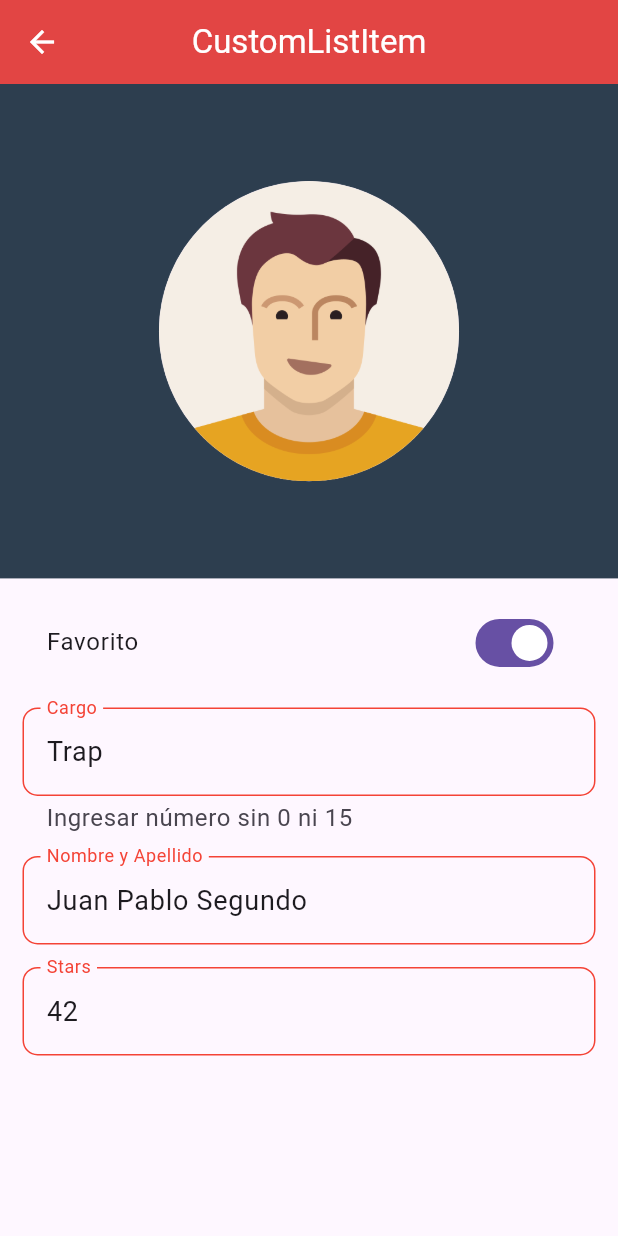
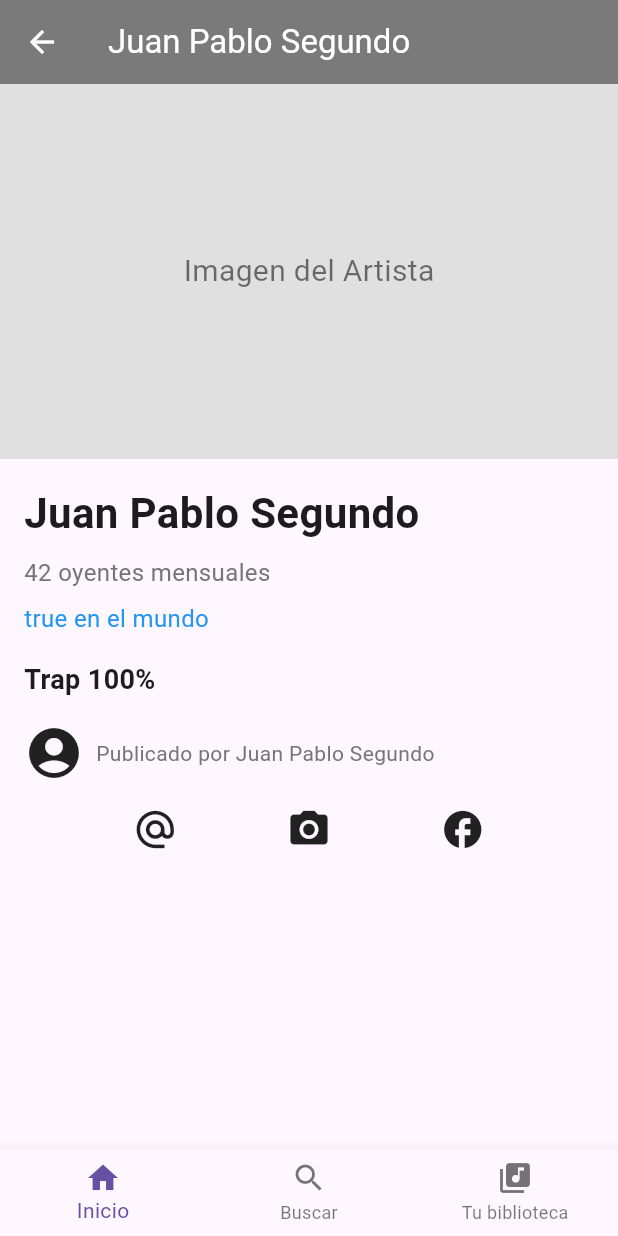
Before and after one commit to ublan/flutter_labo_4, a Flutter app: the ArtistasScreen screen opened by its route, after a tap on "Juan Pablo Segundo", on a phone screen of 412 x 824 dp. Run offline on Flutter 3.47's test engine with Material 3 defaults, Android fonts, the light colour scheme and no system bars.

Commit message:
nueva pantalla artistas_screen_item

```diff
--- a/lib/main.dart
+++ b/lib/main.dart
@@ -4,6 +4,7 @@ import 'package:flutter_guide_2024/providers/theme_provider.dart';
 import 'package:flutter_guide_2024/screens/screens.dart';
 import 'package:provider/provider.dart';
 import 'package:flutter_guide_2024/screens/artistas_screen.dart';
+import 'package:flutter_guide_2024/screens/artistas_screen_item.dart';
 
 void main() async {
   WidgetsFlutterBinding.ensureInitialized();
@@ -33,6 +34,7 @@ class MyApp extends StatelessWidget {
         routes: {
           'home': (context) => const HomeScreen(),
           'artistas_screen': (context) => ArtistasScreen(),
+          'artistas_screen_item': (context) => ArtistasScreenItem(),
           'design': (context) => const DesignScreen(),
           'listview_builder': (context) => const ListViewBuilderScreen(),
           'listview_separated': (context) => const ListViewSeparatedScreen(),
--- a/lib/screens/artistas_screen.dart
+++ b/lib/screens/artistas_screen.dart
@@ -17,13 +17,13 @@ class ArtistasScreen extends StatelessWidget {
         itemBuilder: (BuildContext context, int index) {
           return GestureDetector(
             onTap: () {
-              Navigator.pushNamed(context, 'custom_list_item',
+              Navigator.pushNamed(context, 'artistas_screen_item',
                   arguments: <String, dynamic>{
                     'avatar': elements[index][0],
                     'name': elements[index][1],
-                    'cargo': elements[index][2],
-                    'stars': elements[index][3],
-                    'favorite': elements[index][4],
+                    'genre': elements[index][2],
+                    'listeners': elements[index][3],
+                    'ranking': elements[index][4],
                   });
             },
             child: Container(
@@ -64,9 +64,7 @@ class ArtistasScreen extends StatelessWidget {
                     ),
                   ),
                   Icon(
-                    elements[index][4]
-                        ? Icons.star
-                        : Icons.star_border_outlined,
+                    elements[index][4] ? Icons.star : Icons.star_border_outlined,
                   ),
                   Text(elements[index][3].toString())
                 ],
--- /dev/null
+++ b/lib/screens/artistas_screen_item.dart
@@ -0,0 +1,95 @@
+import 'package:flutter/material.dart';
+
+class ArtistasScreenItem extends StatelessWidget {
+  const ArtistasScreenItem({Key? key}) : super(key: key);
+
+  @override
+  Widget build(BuildContext context) {
+    final args = ModalRoute.of(context)!.settings.arguments as Map<String, dynamic>;
+
+    return Scaffold(
+      appBar: AppBar(
+        title: Text(args['name']),
+      ),
+      body: Column(
+        crossAxisAlignment: CrossAxisAlignment.start,
+        children: [
+          Container(
+            width: double.infinity,
+            height: 250,
+            color: Colors.grey[300],
+            child: Center(
+              child: Text(
+                'Imagen del Artista',
+                style: TextStyle(fontSize: 20, color: Colors.black54),
+              ),
+            ),
+          ),
+          Padding(
+            padding: const EdgeInsets.all(16.0),
+            child: Column(
+              crossAxisAlignment: CrossAxisAlignment.start,
+              children: [
+                Text(
+                  args['name'],
+                  style: TextStyle(fontSize: 28, fontWeight: FontWeight.bold),
+                ),
+                const SizedBox(height: 8),
+                Text(
+                  '${args['listeners']} oyentes mensuales',
+                  style: TextStyle(fontSize: 16, color: Colors.grey[600]),
+                ),
+                const SizedBox(height: 8),
+                Text(
+                  '${args['ranking']} en el mundo',
+                  style: TextStyle(fontSize: 16, color: Colors.blue),
+                ),
+                const SizedBox(height: 16),
+                Text(
+                  '${args['genre']} 100%',
+                  style: TextStyle(fontSize: 18, fontWeight: FontWeight.bold),
+                ),
+                const SizedBox(height: 16),
+                Row(
+                  children: [
+                    Icon(Icons.account_circle, size: 40),
+                    const SizedBox(width: 8),
+                    Text(
+                      'Publicado por ${args['name']}',
+                      style: TextStyle(fontSize: 14, color: Colors.grey[600]),
+                    ),
+                  ],
+                ),
+                const SizedBox(height: 16),
+                Row(
+                  mainAxisAlignment: MainAxisAlignment.spaceEvenly,
+                  children: [
+                    Icon(Icons.alternate_email, size: 30),
+                    Icon(Icons.camera_alt, size: 30),
+                    Icon(Icons.facebook, size: 30),
+                  ],
+                ),
+              ],
+            ),
+          ),
+        ],
+      ),
+      bottomNavigationBar: BottomNavigationBar(
+        items: const [
+          BottomNavigationBarItem(
+            icon: Icon(Icons.home),
+            label: 'Inicio',
+          ),
+          BottomNavigationBarItem(
+            icon: Icon(Icons.search),
+            label: 'Buscar',
+          ),
+          BottomNavigationBarItem(
+            icon: Icon(Icons.library_music),
+            label: 'Tu biblioteca',
+          ),
+        ],
+      ),
+    );
+  }
+}
--- a/lib/themes/default_theme.dart
+++ b/lib/themes/default_theme.dart
@@ -8,7 +8,7 @@ class DefaultTheme {
   static final ThemeData lightTheme = ThemeData.light().copyWith(
       primaryColor: Colors.amber,
       appBarTheme: AppBarTheme(
-          backgroundColor: Colors.red, foregroundColor: Colors.white),
+          backgroundColor: Color.fromARGB(255, 122, 122, 122), foregroundColor: Colors.white),
       elevatedButtonTheme: ElevatedButtonThemeData(
           style: TextButton.styleFrom(
               backgroundColor: primary, foregroundColor: Colors.white)),
```
